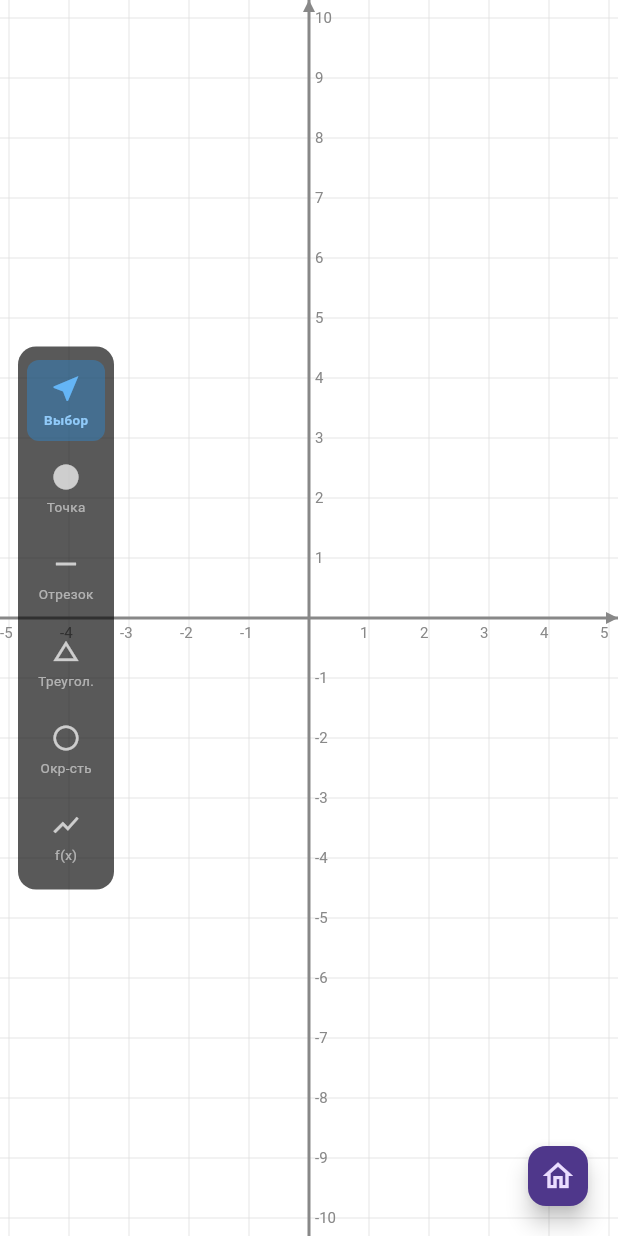
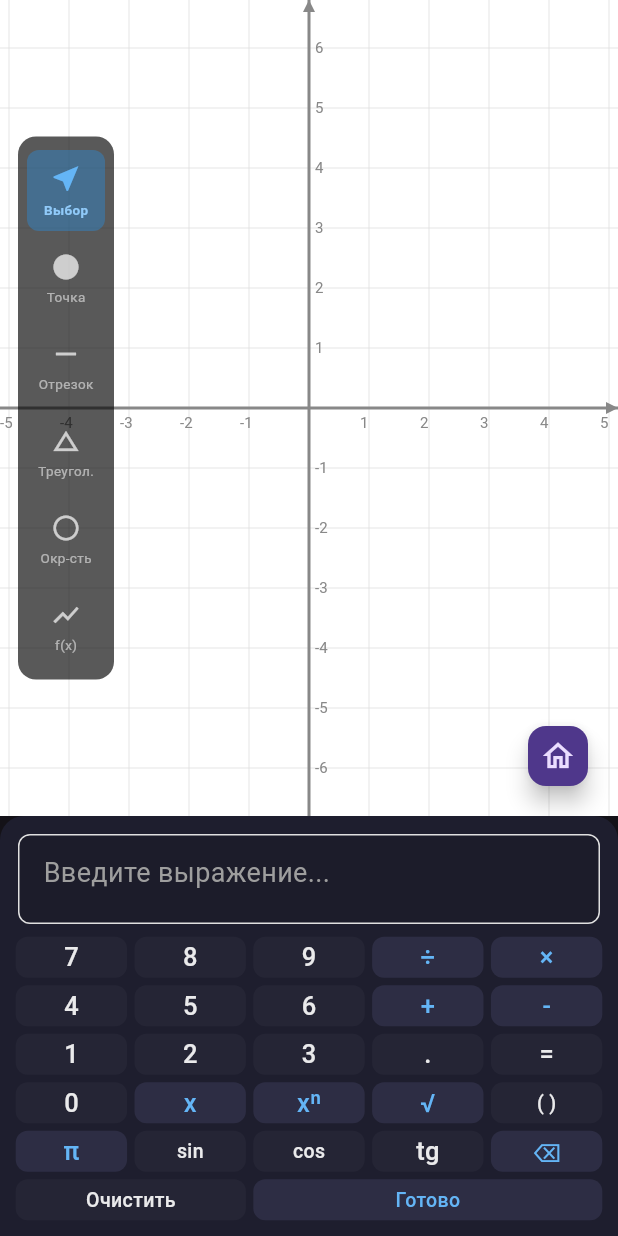
Before and after one commit to Feliks729/math_tool, a Flutter app: the screen it shows after launch, on a phone screen of 412 x 824 dp. Run offline on Flutter 3.47's test engine with Material 3 defaults, Android fonts, the phone set to English and light mode, and no system bars; our stand-ins replace flutter_riverpod, math_expressions, riverpod; missing offline and left inert: flutter_math_fork.

Commit message:
Часть 3: математическая клавиатура, LaTeX рендер

```diff
--- a/lib/app.dart
+++ b/lib/app.dart
@@ -6,6 +6,8 @@
 import 'package:flutter/material.dart';
 
 import 'field/grid_field.dart';
+import 'keyboard/keyboard_controller.dart';
+import 'keyboard/math_keyboard.dart';
 
 class MathToolApp extends StatelessWidget {
   const MathToolApp({super.key});
@@ -16,8 +18,46 @@ class MathToolApp extends StatelessWidget {
       title: 'Math Tool',
       debugShowCheckedModeBanner: false,
       theme: ThemeData.dark(),
-      home: const Scaffold(
-        body: GridField(),
+      home: const _HomePage(),
+    );
+  }
+}
+
+class _HomePage extends StatefulWidget {
+  const _HomePage();
+
+  @override
+  State<_HomePage> createState() => _HomePageState();
+}
+
+class _HomePageState extends State<_HomePage> {
+  final _keyboardController = KeyboardController();
+
+  @override
+  void dispose() {
+    _keyboardController.dispose();
+    super.dispose();
+  }
+
+  void _onConfirm() {
+    debugPrint('Выражение: ${_keyboardController.expression}');
+    debugPrint('LaTeX: ${_keyboardController.latex}');
+  }
+
+  @override
+  Widget build(BuildContext context) {
+    return Scaffold(
+      body: Column(
+        children: [
+          // Поле занимает всё доступное пространство
+          const Expanded(child: GridField()),
+
+          // Клавиатура фиксированной высоты снизу
+          MathKeyboard(
+            controller: _keyboardController,
+            onConfirm: _onConfirm,
+          ),
+        ],
       ),
     );
   }
--- /dev/null
+++ b/lib/keyboard/keyboard_controller.dart
@@ -0,0 +1,86 @@
+// ============================================
+// ФАЙЛ: lib/keyboard/keyboard_controller.dart
+// ЧАСТЬ ПЛАНА: 3.1 — Архитектура клавиатуры
+// ЧТО ДЕЛАЕТ: контроллер ввода — хранит выражение в двух представлениях
+// ЗАВИСИТ ОТ: math_expression.dart
+// ============================================
+
+import 'package:flutter/material.dart';
+
+import '../core/math_model/math_expression.dart';
+
+class KeyboardController extends ChangeNotifier {
+  // Храним историю токенов — каждый appendXxx добавляет одну запись
+  // Это позволяет backspace корректно удалять блоки целиком
+  final List<String> _latexParts = [];
+  final List<String> _exprParts = [];
+
+  // Текущее LaTeX-представление
+  String get latex => _latexParts.join();
+
+  // Текущая вычислимая строка
+  String get expression => _exprParts.join();
+
+  // Добавить одиночный символ (буква, цифра, оператор)
+  void appendSymbol(String latexSym, String exprSym) {
+    _latexParts.add(latexSym);
+    _exprParts.add(exprSym);
+    notifyListeners();
+  }
+
+  // Добавить дробь — \frac{■}{■} / (■)/(■)
+  void appendFraction() {
+    _latexParts.add(r'\frac{■}{■}');
+    _exprParts.add('(■)/(■)');
+    notifyListeners();
+  }
+
+  // Обернуть последний токен в корень: 5 → \sqrt{5}
+  // Если токенов нет — добавляет пустой корень
+  void appendSqrt() {
+    if (_latexParts.isEmpty) {
+      _latexParts.add(r'\sqrt{}');
+      _exprParts.add('sqrt()');
+    } else {
+      final lastLatex = _latexParts.removeLast();
+      final lastExpr = _exprParts.removeLast();
+      _latexParts.add('\\sqrt{$lastLatex}');
+      _exprParts.add('sqrt($lastExpr)');
+    }
+    notifyListeners();
+  }
+
+  // Добавить степень: берёт последний токен целиком и приписывает к нему ^
+  // Пример: \sqrt{5} → \sqrt{5}^  затем пользователь вводит показатель: \sqrt{5}^2
+  // Единый токен гарантирует что backspace убирает основание вместе с ^
+  void appendPower() {
+    if (_latexParts.isEmpty) {
+      _latexParts.add('^');
+      _exprParts.add('^');
+    } else {
+      _latexParts[_latexParts.length - 1] += '^';
+      _exprParts[_exprParts.length - 1] += '^';
+    }
+    notifyListeners();
+  }
+
+  // Удалить последний добавленный блок целиком
+  void backspace() {
+    if (_latexParts.isEmpty) return;
+    _latexParts.removeLast();
+    _exprParts.removeLast();
+    notifyListeners();
+  }
+
+  // Очистить всё выражение
+  void clear() {
+    _latexParts.clear();
+    _exprParts.clear();
+    notifyListeners();
+  }
+
+  // Собрать MathExpression из текущего состояния
+  MathExpression toMathExpression() {
+    return MathExpression(latex: latex, expression: expression);
+  }
+}
--- /dev/null
+++ b/lib/keyboard/math_display.dart
@@ -0,0 +1,56 @@
+// ============================================
+// ФАЙЛ: lib/keyboard/math_display.dart
+// ЧАСТЬ ПЛАНА: 3.1 — Архитектура клавиатуры
+// ЧТО ДЕЛАЕТ: отображает введённое выражение в виде LaTeX
+// ЗАВИСИТ ОТ: keyboard_controller.dart, flutter_math_fork
+// ============================================
+
+import 'package:flutter/material.dart';
+import 'package:flutter_math_fork/flutter_math.dart';
+import 'package:flutter_riverpod/flutter_riverpod.dart';
+
+import 'keyboard_controller.dart';
+
+class MathDisplay extends ConsumerWidget {
+  final KeyboardController controller;
+
+  const MathDisplay({super.key, required this.controller});
+
+  @override
+  Widget build(BuildContext context, WidgetRef ref) {
+    return ListenableBuilder(
+      listenable: controller,
+      builder: (context, _) {
+        final latex = controller.latex;
+
+        return Container(
+          constraints: const BoxConstraints(minHeight: 60),
+          width: double.infinity,
+          padding: const EdgeInsets.symmetric(horizontal: 16, vertical: 12),
+          decoration: BoxDecoration(
+            color: Colors.black.withValues(alpha: 0.08),
+            borderRadius: BorderRadius.circular(8),
+            border: Border.all(color: Colors.grey.shade300),
+          ),
+          child: latex.isEmpty
+              ? Text(
+                  'Введите выражение...',
+                  style: TextStyle(
+                    color: Colors.grey.shade500,
+                    fontSize: 18,
+                  ),
+                )
+              : Math.tex(
+                  // flutter_math_fork не поддерживает ■ — заменяем на \square
+                  latex.replaceAll('■', r'\square'),
+                  textStyle: const TextStyle(fontSize: 24),
+                  onErrorFallback: (err) => Text(
+                    latex,
+                    style: const TextStyle(fontSize: 18),
+                  ),
+                ),
+        );
+      },
+    );
+  }
+}
--- /dev/null
+++ b/lib/keyboard/math_keyboard.dart
@@ -0,0 +1,182 @@
+// ============================================
+// ФАЙЛ: lib/keyboard/math_keyboard.dart
+// ЧАСТЬ ПЛАНА: 3.2 — Раскладки клавиатуры
+// ЧТО ДЕЛАЕТ: виджет математической клавиатуры с базовой раскладкой
+// ЗАВИСИТ ОТ: keyboard_controller.dart, math_display.dart
+// ============================================
+
+import 'package:flutter/material.dart';
+
+import 'keyboard_controller.dart';
+import 'math_display.dart';
+
+// Описание одной кнопки клавиатуры
+class _KeyDef {
+  final String label;
+  final VoidCallback onTap;
+  final int flex;
+  final bool isAccent; // выделенная кнопка (Готово, операции)
+
+  const _KeyDef({
+    required this.label,
+    required this.onTap,
+    this.flex = 1,
+    this.isAccent = false,
+  });
+}
+
+class MathKeyboard extends StatefulWidget {
+  final KeyboardController controller;
+  final VoidCallback? onConfirm;
+
+  const MathKeyboard({
+    super.key,
+    required this.controller,
+    this.onConfirm,
+  });
+
+  @override
+  State<MathKeyboard> createState() => _MathKeyboardState();
+}
+
+class _MathKeyboardState extends State<MathKeyboard> {
+  KeyboardController get _ctrl => widget.controller;
+
+  // Строим все ряды кнопок на основе контроллера
+  List<List<_KeyDef>> _buildRows() {
+    return [
+      // Ряд 1: цифры 7-9, деление, умножение
+      [
+        _KeyDef(label: '7',  onTap: () => _ctrl.appendSymbol('7', '7')),
+        _KeyDef(label: '8',  onTap: () => _ctrl.appendSymbol('8', '8')),
+        _KeyDef(label: '9',  onTap: () => _ctrl.appendSymbol('9', '9')),
+        _KeyDef(label: '÷',  onTap: () => _ctrl.appendSymbol(r'\div', '/'), isAccent: true),
+        _KeyDef(label: '×',  onTap: () => _ctrl.appendSymbol(r'\times', '*'), isAccent: true),
+      ],
+      // Ряд 2: цифры 4-6, сложение, вычитание
+      [
+        _KeyDef(label: '4',  onTap: () => _ctrl.appendSymbol('4', '4')),
+        _KeyDef(label: '5',  onTap: () => _ctrl.appendSymbol('5', '5')),
+        _KeyDef(label: '6',  onTap: () => _ctrl.appendSymbol('6', '6')),
+        _KeyDef(label: '+',  onTap: () => _ctrl.appendSymbol('+', '+'), isAccent: true),
+        _KeyDef(label: '-',  onTap: () => _ctrl.appendSymbol('-', '-'), isAccent: true),
+      ],
+      // Ряд 3: цифры 1-3, точка, равно
+      [
+        _KeyDef(label: '1',  onTap: () => _ctrl.appendSymbol('1', '1')),
+        _KeyDef(label: '2',  onTap: () => _ctrl.appendSymbol('2', '2')),
+        _KeyDef(label: '3',  onTap: () => _ctrl.appendSymbol('3', '3')),
+        _KeyDef(label: '.',  onTap: () => _ctrl.appendSymbol('.', '.')),
+        _KeyDef(label: '=',  onTap: () => _ctrl.appendSymbol('=', '=')),
+      ],
+      // Ряд 4: ноль, x, степень, корень, скобки
+      [
+        _KeyDef(label: '0',  onTap: () => _ctrl.appendSymbol('0', '0')),
+        _KeyDef(label: 'x',  onTap: () => _ctrl.appendSymbol('x', 'x'), isAccent: true),
+        _KeyDef(label: 'xⁿ', onTap: () => _ctrl.appendPower(), isAccent: true),
+        _KeyDef(label: '√',  onTap: () => _ctrl.appendSqrt(), isAccent: true),
+        _KeyDef(label: '( )', onTap: () {
+          _ctrl.appendSymbol('(', '(');
+          _ctrl.appendSymbol(')', ')');
+        }),
+      ],
+      // Ряд 5: константы и функции
+      [
+        _KeyDef(label: 'π',   onTap: () => _ctrl.appendSymbol(r'\pi', 'pi'), isAccent: true),
+        _KeyDef(label: 'sin', onTap: () => _ctrl.appendSymbol(r'\sin(', 'sin(')),
+        _KeyDef(label: 'cos', onTap: () => _ctrl.appendSymbol(r'\cos(', 'cos(')),
+        _KeyDef(label: 'tg',  onTap: () => _ctrl.appendSymbol(r'\tan(', 'tan(')),
+        _KeyDef(label: '⌫',   onTap: () => _ctrl.backspace(), isAccent: true),
+      ],
+      // Ряд 6: служебные кнопки
+      [
+        _KeyDef(
+          label: 'Очистить',
+          onTap: () => _ctrl.clear(),
+          flex: 2,
+        ),
+        _KeyDef(
+          label: 'Готово',
+          onTap: () => widget.onConfirm?.call(),
+          flex: 3,
+          isAccent: true,
+        ),
+      ],
+    ];
+  }
+
+  @override
+  Widget build(BuildContext context) {
+    final rows = _buildRows();
+
+    return Container(
+      height: 280,
+      decoration: const BoxDecoration(
+        color: Color(0xFF1E1E2E),
+        borderRadius: BorderRadius.vertical(top: Radius.circular(16)),
+      ),
+      child: Column(
+        children: [
+          // Строка отображения введённого выражения
+          Padding(
+            padding: const EdgeInsets.fromLTRB(12, 12, 12, 6),
+            child: MathDisplay(controller: _ctrl),
+          ),
+
+          // Сетка кнопок — занимает остаток высоты
+          Expanded(
+            child: Padding(
+              padding: const EdgeInsets.fromLTRB(8, 0, 8, 8),
+              child: Column(
+                children: rows.map((row) => _buildRow(row)).toList(),
+              ),
+            ),
+          ),
+        ],
+      ),
+    );
+  }
+
+  // Строит один ряд кнопок
+  Widget _buildRow(List<_KeyDef> keys) {
+    return Expanded(
+      child: Row(
+        crossAxisAlignment: CrossAxisAlignment.stretch,
+        children: keys.map((key) => _buildKey(key)).toList(),
+      ),
+    );
+  }
+
+  // Строит одну кнопку
+  Widget _buildKey(_KeyDef key) {
+    return Expanded(
+      flex: key.flex,
+      child: Padding(
+        padding: const EdgeInsets.all(2.5),
+        child: Material(
+          color: key.isAccent
+              ? const Color(0xFF2D2D44)
+              : const Color(0xFF252535),
+          borderRadius: BorderRadius.circular(8),
+          child: InkWell(
+            onTap: key.onTap,
+            borderRadius: BorderRadius.circular(8),
+            splashColor: Colors.blue.withValues(alpha: 0.3),
+            child: Center(
+              child: Text(
+                key.label,
+                style: TextStyle(
+                  color: key.isAccent
+                      ? Colors.blue.shade300
+                      : Colors.white.withValues(alpha: 0.9),
+                  fontSize: key.label.length > 2 ? 13 : 17,
+                  fontWeight: FontWeight.w500,
+                ),
+              ),
+            ),
+          ),
+        ),
+      ),
+    );
+  }
+}
```
